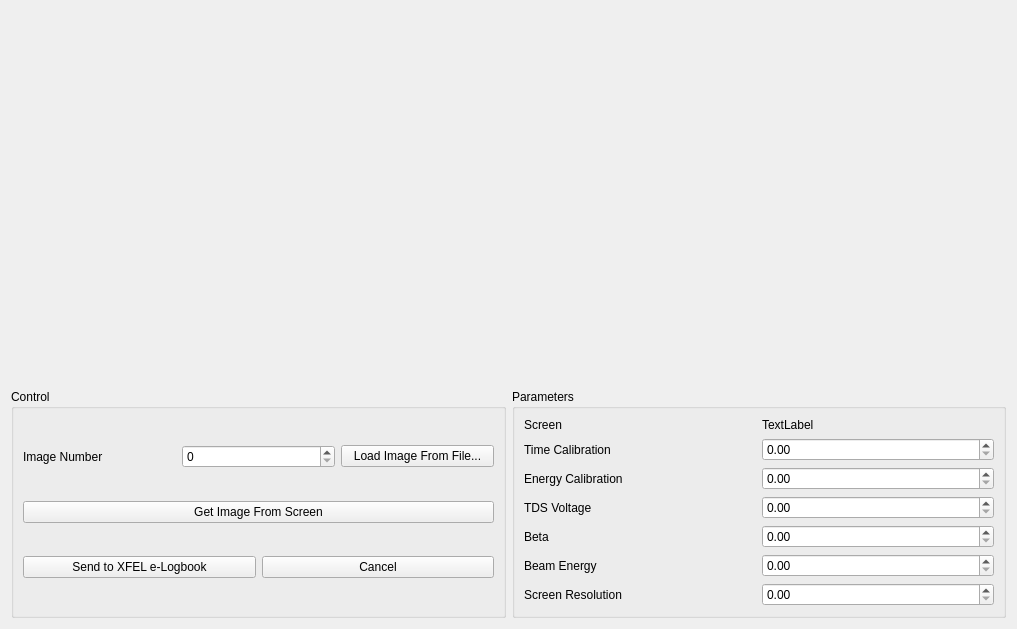
st-walker/esme, file esme/gui/ui/slicer.ui: the form before one commit.
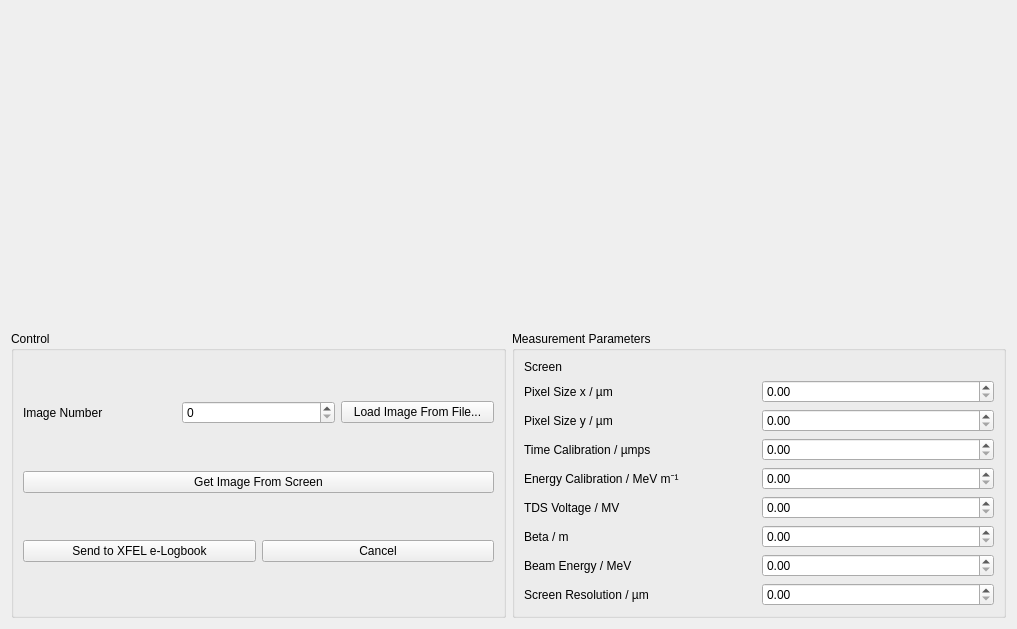
The form after the commit. Custom widgets are drawn as their Qt base class.

What changed in the file:
```diff
--- a/esme/gui/ui/slicer.ui
+++ b/esme/gui/ui/slicer.ui
@@ -1,7 +1,7 @@
 <?xml version="1.0" encoding="UTF-8"?>
 <ui version="4.0">
- <class>Form</class>
- <widget class="QWidget" name="Form">
+ <class>slice_analysis_gui</class>
+ <widget class="QWidget" name="slice_analysis_gui">
   <property name="geometry">
    <rect>
     <x>0</x>
@@ -65,60 +65,76 @@
      </layout>
     </widget>
    </item>
+   <item row="0" column="1" rowspan="2">
+    <widget class="GraphicsLayoutWidget" name="centroid_profile_graphics" native="true"/>
+   </item>
+   <item row="0" column="0" rowspan="2">
+    <widget class="GraphicsLayoutWidget" name="lps_graphics" native="true"/>
+   </item>
    <item row="2" column="1">
     <widget class="QGroupBox" name="groupBox_2">
      <property name="title">
-      <string>Parameters</string>
+      <string>Measurement Parameters</string>
      </property>
      <layout class="QGridLayout" name="gridLayout_3">
-      <item row="4" column="1">
+      <item row="8" column="1">
        <widget class="QDoubleSpinBox" name="beta_spinbox"/>
       </item>
-      <item row="3" column="0">
+      <item row="7" column="0">
        <widget class="QLabel" name="label_4">
         <property name="text">
-         <string>TDS Voltage</string>
+         <string>TDS Voltage / MV</string>
         </property>
        </widget>
       </item>
-      <item row="5" column="0">
+      <item row="9" column="0">
        <widget class="QLabel" name="label_6">
         <property name="text">
-         <string>Beam Energy</string>
+         <string>Beam Energy / MeV</string>
         </property>
        </widget>
       </item>
       <item row="1" column="0">
+       <widget class="QLabel" name="label_7">
+        <property name="text">
+         <string>Pixel Size x / µm</string>
+        </property>
+       </widget>
+      </item>
+      <item row="3" column="0">
        <widget class="QLabel" name="label_2">
         <property name="text">
-         <string>Time Calibration</string>
+         <string>Time Calibration / µmps</string>
         </property>
        </widget>
       </item>
-      <item row="2" column="0">
+      <item row="6" column="0">
        <widget class="QLabel" name="label_3">
         <property name="text">
-         <string>Energy Calibration</string>
+         <string>Energy Calibration / MeV m⁻¹</string>
         </property>
        </widget>
       </item>
       <item row="0" column="1">
-       <widget class="QLabel" name="label_7">
+       <widget class="QLabel" name="screen_name_label">
         <property name="text">
-         <string>TextLabel</string>
+         <string/>
         </property>
        </widget>
       </item>
-      <item row="3" column="1">
+      <item row="7" column="1">
        <widget class="QDoubleSpinBox" name="voltage_spinbox"/>
       </item>
-      <item row="1" column="1">
+      <item row="3" column="1">
        <widget class="QDoubleSpinBox" name="timecal_spinner"/>
       </item>
-      <item row="2" column="1">
+      <item row="6" column="1">
        <widget class="QDoubleSpinBox" name="energy_cal_spinner"/>
       </item>
-      <item row="5" column="1">
+      <item row="10" column="1">
+       <widget class="QDoubleSpinBox" name="screen_resolution_spinner"/>
+      </item>
+      <item row="9" column="1">
        <widget class="QDoubleSpinBox" name="beam_energy_spinner"/>
       </item>
       <item row="0" column="0">
@@ -128,39 +144,43 @@
         </property>
        </widget>
       </item>
-      <item row="4" column="0">
+      <item row="8" column="0">
        <widget class="QLabel" name="label_5">
         <property name="text">
-         <string>Beta</string>
+         <string>Beta / m</string>
         </property>
        </widget>
       </item>
-      <item row="6" column="0">
+      <item row="10" column="0">
        <widget class="QLabel" name="label_9">
         <property name="text">
-         <string>Screen Resolution</string>
+         <string>Screen Resolution / µm</string>
         </property>
        </widget>
       </item>
-      <item row="6" column="1">
-       <widget class="QDoubleSpinBox" name="screen_resolution_spinner"/>
+      <item row="2" column="0">
+       <widget class="QLabel" name="label_10">
+        <property name="text">
+         <string>Pixel Size y / µm</string>
+        </property>
+       </widget>
+      </item>
+      <item row="1" column="1">
+       <widget class="QDoubleSpinBox" name="doubleSpinBox"/>
+      </item>
+      <item row="2" column="1">
+       <widget class="QDoubleSpinBox" name="doubleSpinBox_2"/>
       </item>
      </layout>
     </widget>
    </item>
-   <item row="0" column="1" rowspan="2">
-    <widget class="MatplotlibCanvas" name="centroid_profile_graphics" native="true"/>
-   </item>
-   <item row="0" column="0" rowspan="2">
-    <widget class="MatplotlibCanvas" name="lps_graphics" native="true"/>
-   </item>
   </layout>
  </widget>
  <customwidgets>
   <customwidget>
-   <class>MatplotlibCanvas</class>
+   <class>GraphicsLayoutWidget</class>
    <extends>QWidget</extends>
-   <header>esme.gui.widgets.mpl_widget</header>
+   <header>pyqtgraph</header>
    <container>1</container>
   </customwidget>
  </customwidgets>
```
